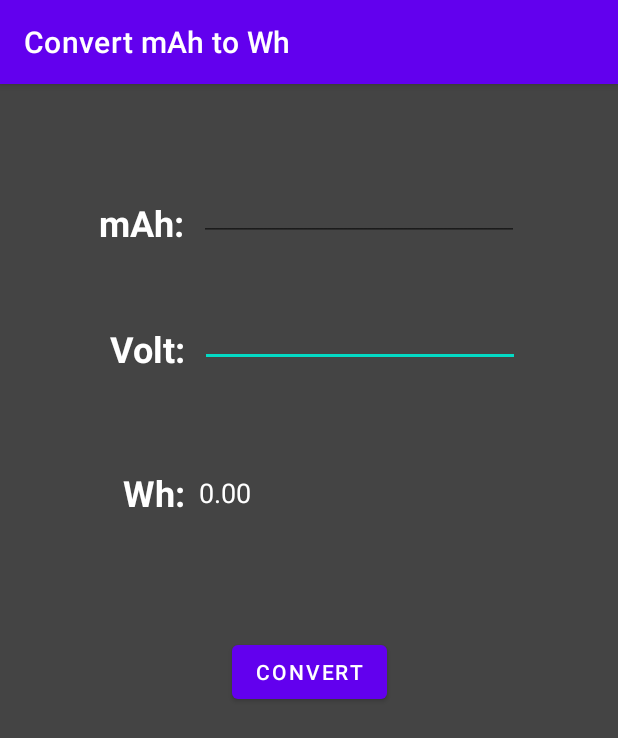
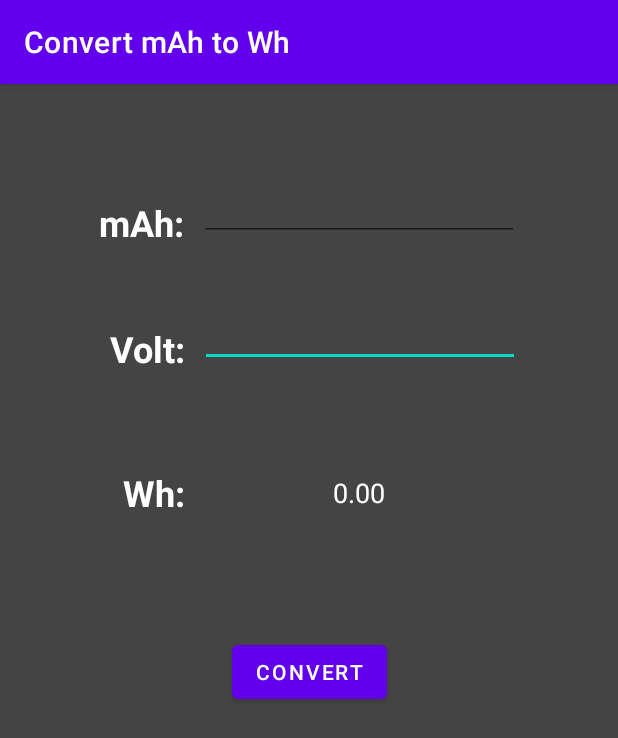
Before and after one commit to pinguXpingu/pinguXconvertor, an Android app: the mah2wh screen opened directly, with no data from a screen before it, after a tap on "CONVERT", on a phone screen of 412 x 824 dp. Shown: the top 738 px of the screen. Run offline under Robolectric (Android 15) with nearby library versions, the phone set to English and light mode, and no system bars; 2 statements that could not run were skipped.

Commit message:
new release

```diff
--- a/app/src/main/res/layout/activity_mah2wh.xml
+++ b/app/src/main/res/layout/activity_mah2wh.xml
@@ -15,6 +15,7 @@
         android:layout_marginBottom="4dp"
         android:ems="10"
         android:inputType="number|numberDecimal"
+        android:textAlignment="center"
         android:textColor="@color/white"
         app:layout_constraintBottom_toBottomOf="@+id/textView2"
         app:layout_constraintEnd_toEndOf="parent"
@@ -29,6 +30,7 @@
         android:layout_marginBottom="4dp"
         android:ems="10"
         android:inputType="number|numberDecimal"
+        android:textAlignment="center"
         android:textColor="@color/white"
         app:layout_constraintBottom_toBottomOf="@+id/textView"
         app:layout_constraintEnd_toEndOf="parent"
@@ -59,6 +61,7 @@
         android:background="@null"
         android:ems="10"
         android:inputType="number|numberDecimal"
+        android:textAlignment="center"
         android:textColor="@color/white"
         app:layout_constraintBottom_toBottomOf="@+id/textView3"
         app:layout_constraintEnd_toEndOf="parent"
```
Also changed, not shown: app/src/main/java/com/pingux/pinguxconvertor/stringtools.java (+12 -0 lines), 1 other file.
